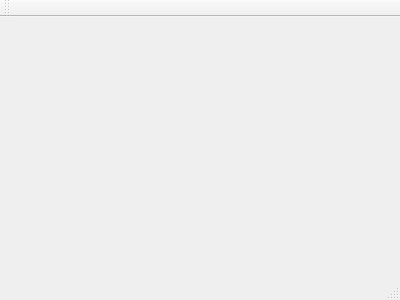
First picture: the form in mainwindow.ui, repository ILUGD/splatter, before the edit.
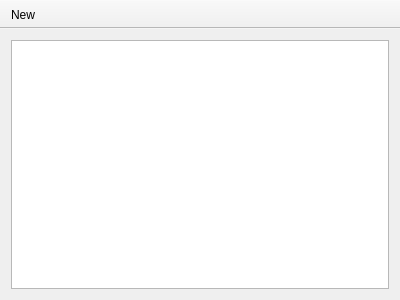
Second picture: the form after the edit.

Diff of the .ui file:
```diff
--- a/mainwindow.ui
+++ b/mainwindow.ui
@@ -12,13 +12,38 @@
   <property name="windowTitle" >
    <string>MainWindow</string>
   </property>
-  <widget class="QMenuBar" name="menuBar" />
-  <widget class="QToolBar" name="mainToolBar" />
-  <widget class="QWidget" name="centralWidget" />
-  <widget class="QStatusBar" name="statusBar" />
+  <widget class="QWidget" name="centralWidget">
+   <layout class="QVBoxLayout" name="verticalLayout">
+    <item>
+     <widget class="QGraphicsView" name="paintWindow"/>
+    </item>
+   </layout>
+  </widget>
+  <widget class="QToolBar" name="mainToolBar">
+   <property name="movable">
+    <bool>false</bool>
+   </property>
+   <attribute name="toolBarArea">
+    <enum>TopToolBarArea</enum>
+   </attribute>
+   <attribute name="toolBarBreak">
+    <bool>true</bool>
+   </attribute>
+   <addaction name="actionNew"/>
+  </widget>
+  <action name="actionNew">
+   <property name="text">
+    <string>New</string>
+   </property>
+   <property name="toolTip">
+    <string>Create a new poster</string>
+   </property>
+   <property name="shortcut">
+    <string>Ctrl+N</string>
+   </property>
+  </action>
  </widget>
- <layoutDefault spacing="6" margin="11" />
- <pixmapfunction></pixmapfunction>
+ <layoutdefault spacing="6" margin="11"/>
  <resources/>
  <connections/>
 </ui>
```
Left out of the diff: 7 changed lines with no effect on the pictures.
